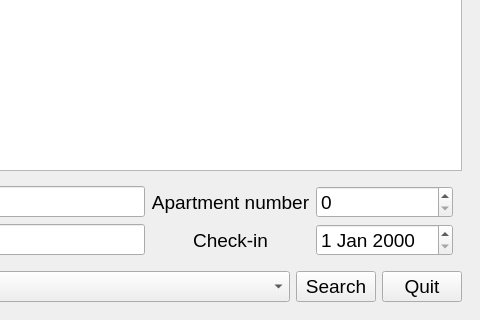
This is Front/form.ui in veeyslaw/hotelDB as Qt 5 draws it before an edit; both pictures show x 418 to 898 and y 280 to 600 of the 898 by 600 pixel window. The edited form follows.
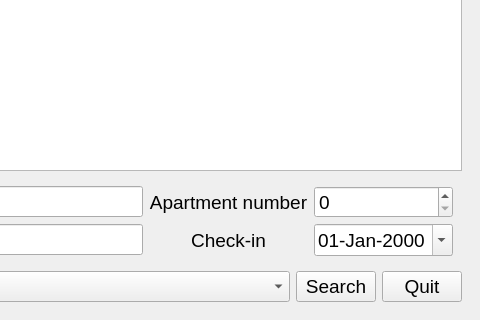
This is the edited form. The open tabs and pages were chosen to show the change.

```diff
--- a/Front/form.ui
+++ b/Front/form.ui
@@ -842,7 +842,14 @@
              <widget class="QLineEdit" name="passport_line_edit_2"/>
             </item>
             <item row="2" column="4">
-             <widget class="QDateEdit" name="check_in_date_edit_2"/>
+             <widget class="QDateEdit" name="check_in_date_edit_2">
+              <property name="displayFormat">
+               <string>dd-MMM-yyyy</string>
+              </property>
+              <property name="calendarPopup">
+               <bool>true</bool>
+              </property>
+             </widget>
             </item>
            </layout>
           </widget>
```
Left out of the diff: 12 changed lines with no effect on the pictures.
